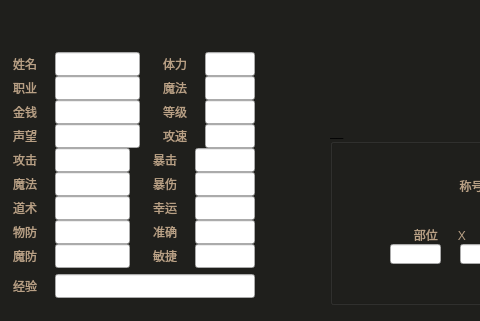
The window that code/mirror/role.ui (simon0xia/mirror) describes before a commit, drawn with Qt 5; both pictures show x 0 to 480 and y 256 to 577 of the 942 by 577 pixel window.
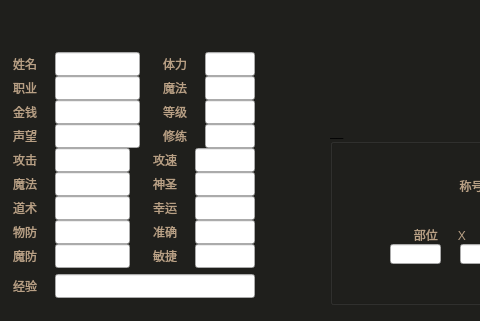
The same window after the commit. Icons and pictures are not drawn.

```diff
--- a/code/mirror/role.ui
+++ b/code/mirror/role.ui
@@ -95,8 +95,8 @@
   <widget class="QLabel" name="label_11">
    <property name="geometry">
     <rect>
-     <x>160</x>
-     <y>380</y>
+     <x>150</x>
+     <y>404</y>
      <width>30</width>
      <height>24</height>
     </rect>
@@ -171,8 +171,8 @@
   <widget class="QLabel" name="label_20">
    <property name="geometry">
     <rect>
-     <x>150</x>
-     <y>404</y>
+     <x>160</x>
+     <y>380</y>
      <width>30</width>
      <height>24</height>
     </rect>
@@ -181,7 +181,7 @@
     <string notr="true">color: rgb(184,160,133);</string>
    </property>
    <property name="text">
-    <string>暴击</string>
+    <string>修练</string>
    </property>
    <property name="alignment">
     <set>Qt::AlignCenter</set>
@@ -326,9 +326,9 @@
   <widget class="QLineEdit" name="edit_role_interval">
    <property name="geometry">
     <rect>
-     <x>205</x>
-     <y>380</y>
-     <width>50</width>
+     <x>195</x>
+     <y>404</y>
+     <width>60</width>
      <height>24</height>
     </rect>
    </property>
@@ -1076,7 +1076,7 @@
    <property name="geometry">
     <rect>
      <x>255</x>
-     <y>380</y>
+     <y>404</y>
      <width>15</width>
      <height>24</height>
     </rect>
@@ -1163,8 +1163,8 @@
   <widget class="QLabel" name="label_64">
    <property name="geometry">
     <rect>
-     <x>190</x>
-     <y>380</y>
+     <x>180</x>
+     <y>404</y>
      <width>15</width>
      <height>24</height>
     </rect>
@@ -1838,7 +1838,7 @@
     <string notr="true">color: rgb(184,160,133);</string>
    </property>
    <property name="text">
-    <string>暴伤</string>
+    <string>神圣</string>
    </property>
    <property name="alignment">
     <set>Qt::AlignCenter</set>
@@ -1892,7 +1892,7 @@
    <property name="geometry">
     <rect>
      <x>255</x>
-     <y>404</y>
+     <y>380</y>
      <width>15</width>
      <height>24</height>
     </rect>
@@ -1913,8 +1913,8 @@
   <widget class="QLabel" name="label_76">
    <property name="geometry">
     <rect>
-     <x>180</x>
-     <y>404</y>
+     <x>190</x>
+     <y>380</y>
      <width>15</width>
      <height>24</height>
     </rect>
@@ -1935,9 +1935,9 @@
   <widget class="QLineEdit" name="edit_role_ep">
    <property name="geometry">
     <rect>
-     <x>195</x>
-     <y>404</y>
-     <width>60</width>
+     <x>205</x>
+     <y>380</y>
+     <width>50</width>
      <height>24</height>
     </rect>
    </property>
@@ -1945,6 +1945,9 @@
     <string notr="true">border-image: url(:/mirror/Resources/edit1_2.png);
 color: rgb(255, 255, 255);</string>
    </property>
+   <property name="text">
+    <string>未知</string>
+   </property>
    <property name="readOnly">
     <bool>true</bool>
    </property>
```
Left out of the diff: 8 changed lines with no effect on the pictures.
